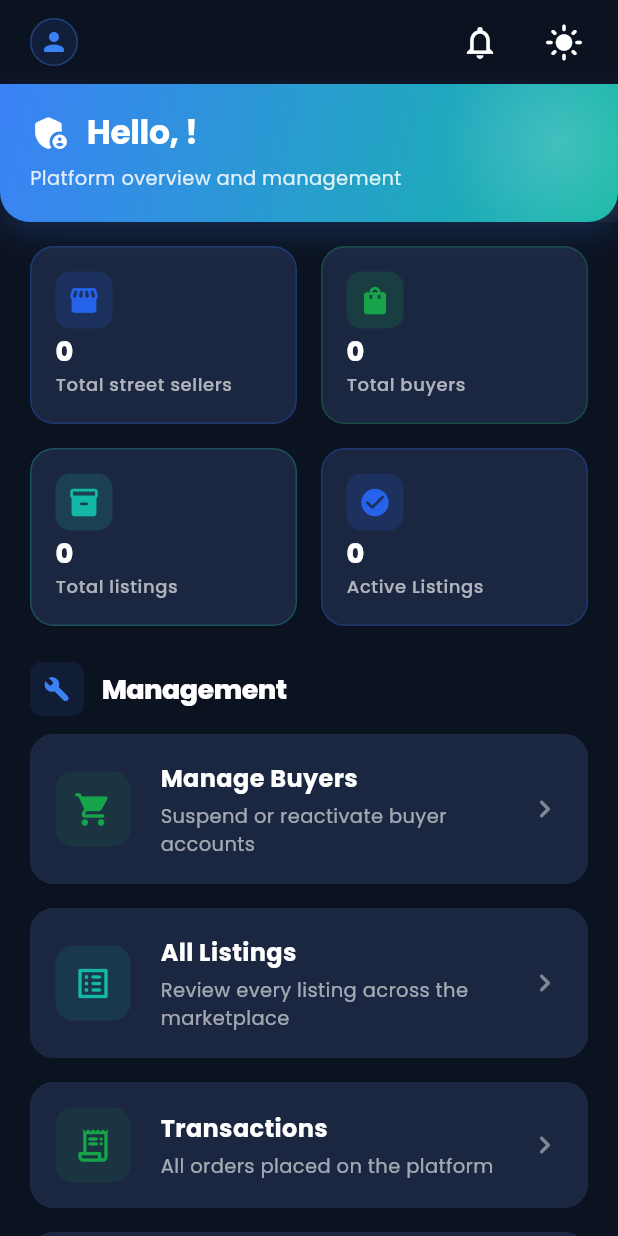
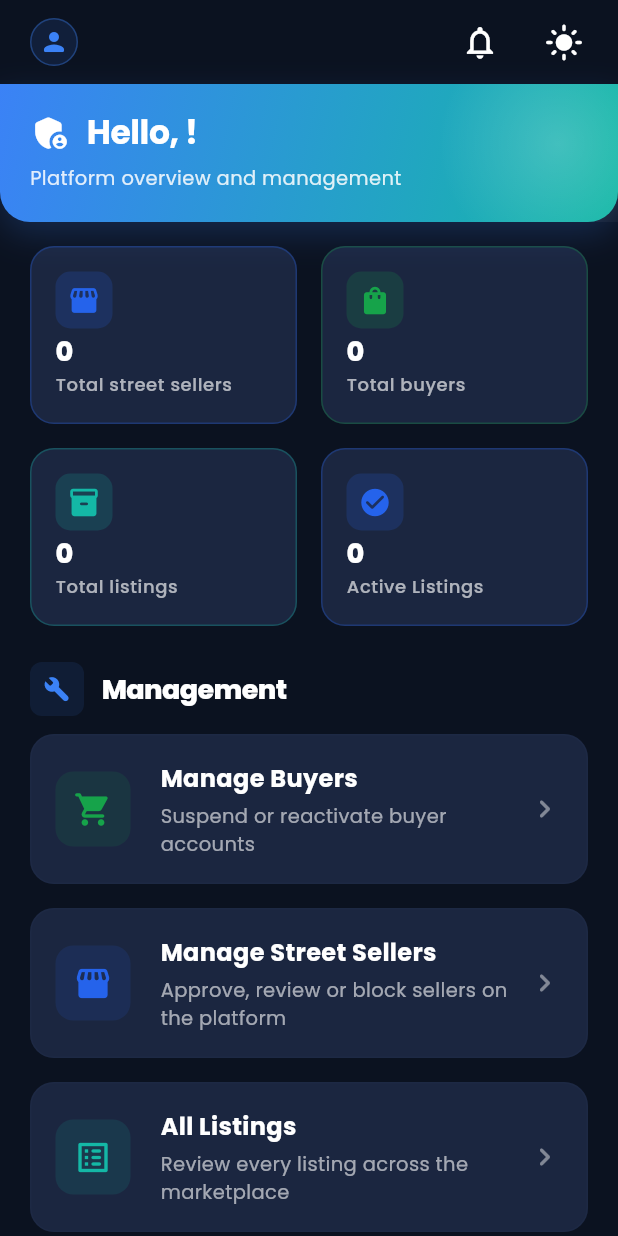
Before and after one commit to muhajirochu/Samaki_fresh_connect, a Flutter app: the AdminDashboardScreen screen opened directly, after a tap on the "dark mode" icon, on a phone screen of 412 x 824 dp. Run offline on Flutter 3.47's test engine with Material 3 defaults, Android fonts, the phone set to English and light mode, and no system bars; our stand-ins replace cached_network_image, cloud_firestore, dio, firebase_auth, firebase_core, flutter_hooks and 14 more; missing offline and left inert: dart_geohash; accounts and stored records are empty; network calls fail.

Commit message:
fix(admin): surface pending sellers via dashboard tile + badge + default filter
When a street seller signed up, they sat in users/{uid} with
isApproved == false and isActive == true -- the only place the
admin could see them was the explicit /admin/sellers route, which
the admin dashboard didn't link to. New sellers piled up invisible
to the only person who could approve them.

This commit makes them visible three ways:

1. admin_provider: new adminPendingSellersCountProvider -- a
   derived StreamProvider that watches adminAllSellersProvider
   and emits the count of role == streetSeller AND
   isApproved == false AND isActive == true sellers. Updates
   live as registrations land.

2. admin_dashboard_screen: new "Manage Street Sellers" tile
   in the management list. Goes to /admin/sellers. Carries a
   trailing _PendingBadge that surfaces the live pending count
   in the brand accent colour so a busy admin sees at a glance
   that the approval queue is non-empty. The badge hides itself
   when the count is zero.

3. manage_sellers_screen: default _statusFilter is now
   'pending' instead of 'all'. New admins land on the actionable
   queue first; existing 'all' / 'approved' / 'suspended' chips
   still let them pivot to the other views.

4. _ActionTile: new optional trailing slot so any tile can
   carry a status badge without forking the base widget.

Tests (165/165 pass, was 164):
- manage_sellers_screen_test: updated to reflect the new default
  filter. Pending sellers now render by default; tapping 'All'
  flips to the combined list. Suspended sellers in the test are
  now constructed with approved == false so the pending filter
  surfaces them (matching the real-world approved-seller who
  was then suspended workflow).

Verification:
- flutter analyze: clean
- flutter test: 165/165 pass
- flutter build apk --debug: ok

```diff
--- a/lib/providers/admin_provider.dart
+++ b/lib/providers/admin_provider.dart
@@ -226,6 +226,26 @@ final adminAllSellersProvider = StreamProvider<List<UserModel>>((ref) {
   return service.streamAllSellersFull();
 });
 
+/// Live count of street sellers awaiting admin approval. Drives the
+/// badge on the admin dashboard's "Manage Sellers" tile so new
+/// registrations are visible the moment they happen.
+///
+/// Counts `role == 'streetSeller' AND isApproved == false AND
+/// isActive == true`. Suspended sellers are excluded so the badge
+/// reflects only sellers who are ready to be approved or rejected.
+final adminPendingSellersCountProvider = StreamProvider<int>((ref) {
+  return ref.watch(adminAllSellersProvider).when(
+        data: (sellers) {
+          final count = sellers
+              .where((s) => s.role.name == 'streetSeller' && !s.isApproved && s.isActive)
+              .length;
+          return Stream.value(count);
+        },
+        loading: () => Stream.value(0),
+        error: (_, __) => Stream.value(0),
+      );
+});
+
 final adminAllBuyersProvider = StreamProvider<List<UserModel>>((ref) {
   final service = ref.watch(adminUserServiceProvider);
   return service.streamAllBuyers();
--- a/lib/screens/admin/admin_dashboard_screen.dart
+++ b/lib/screens/admin/admin_dashboard_screen.dart
@@ -96,6 +96,15 @@ class AdminDashboardScreen extends ConsumerWidget {
                       subtitle: l10n.manageBuyersSubtitle,
                       onTap: () => context.push('/admin/buyers'),
                       color: AppColors.accentGreen,
+                    ),
+                    const SizedBox(height: AppSizes.paddingMD),
+                    _ActionTile(
+                      icon: Icons.storefront_rounded,
+                      title: l10n.manageStreetSellers,
+                      subtitle: l10n.manageStreetSellersSubtitle,
+                      onTap: () => context.push('/admin/sellers'),
+                      color: AppColors.primaryBlue,
+                      trailing: _PendingBadge(),
                     ),
                     const SizedBox(height: AppSizes.paddingMD),
                     _ActionTile(
@@ -530,6 +539,7 @@ class _ActionTile extends StatelessWidget {
   final String subtitle;
   final VoidCallback onTap;
   final Color color;
+  final Widget? trailing;
 
   const _ActionTile({
     required this.icon,
@@ -537,6 +547,7 @@ class _ActionTile extends StatelessWidget {
     required this.subtitle,
     required this.onTap,
     required this.color,
+    this.trailing,
   });
 
   @override
@@ -586,6 +597,10 @@ class _ActionTile extends StatelessWidget {
                 ],
               ),
             ),
+            if (trailing != null) ...[
+              trailing!,
+              const SizedBox(width: AppSizes.paddingSM),
+            ],
             Icon(Icons.chevron_right_rounded,
                 color: cs.onSurface.withValues(alpha: 0.45)),
           ],
@@ -594,3 +609,35 @@ class _ActionTile extends StatelessWidget {
     );
   }
 }
+/// Small badge rendered on the "Manage Sellers" tile. Reflects
+/// [adminPendingSellersCountProvider] — the live count of newly
+/// registered street sellers awaiting approval. Hidden when the
+/// count is zero so the dashboard stays clean.
+class _PendingBadge extends ConsumerWidget {
+  @override
+  Widget build(BuildContext context, WidgetRef ref) {
+    final pendingAsync = ref.watch(adminPendingSellersCountProvider);
+    final count = pendingAsync.valueOrNull ?? 0;
+    if (count == 0) return const SizedBox.shrink();
+    return Container(
+      padding: const EdgeInsets.symmetric(
+        horizontal: AppSizes.paddingSM,
+        vertical: 4,
+      ),
+      decoration: BoxDecoration(
+        color: AppColors.accentOrange,
+        borderRadius: BorderRadius.circular(12),
+      ),
+      constraints: const BoxConstraints(minWidth: 22, minHeight: 22),
+      alignment: Alignment.center,
+      child: Text(
+        count > 99 ? '99+' : '$count',
+        style: const TextStyle(
+          color: AppColors.white,
+          fontSize: 12,
+          fontWeight: FontWeight.w800,
+        ),
+      ),
+    );
+  }
+}
--- a/lib/screens/admin/manage_sellers_screen.dart
+++ b/lib/screens/admin/manage_sellers_screen.dart
@@ -27,7 +27,10 @@ class ManageSellersScreen extends ConsumerStatefulWidget {
 
 class _ManageSellersScreenState extends ConsumerState<ManageSellersScreen> {
   String _query = '';
-  String _statusFilter = 'all'; // 'all' | 'pending' | 'approved' | 'suspended'
+  // Default to 'pending' so admins land on the most actionable
+  // queue first — newly-registered sellers awaiting approval are
+  // surfaced immediately rather than buried in the full list.
+  String _statusFilter = 'pending'; // 'all' | 'pending' | 'approved' | 'suspended'
 
   @override
   Widget build(BuildContext context) {
```
Also changed, not shown: 1 other file.
